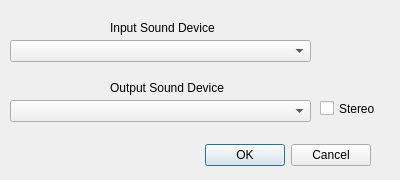
The window that unixforms/sounddlg.ui (rafael2k/CuteSDR) describes before a commit, drawn with Qt 5.
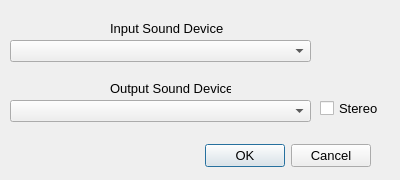
The same window after the commit.

```diff
--- a/unixforms/sounddlg.ui
+++ b/unixforms/sounddlg.ui
@@ -22,6 +22,11 @@
      <height>31</height>
     </rect>
    </property>
+   <property name="font">
+    <font>
+     <pointsize>10</pointsize>
+    </font>
+   </property>
    <property name="orientation">
     <enum>Qt::Horizontal</enum>
    </property>
@@ -58,6 +63,11 @@
      <height>16</height>
     </rect>
    </property>
+   <property name="font">
+    <font>
+     <pointsize>10</pointsize>
+    </font>
+   </property>
    <property name="text">
     <string>Input Sound Device</string>
    </property>
@@ -71,6 +81,11 @@
      <height>16</height>
     </rect>
    </property>
+   <property name="font">
+    <font>
+     <pointsize>10</pointsize>
+    </font>
+   </property>
    <property name="text">
     <string>Output Sound Device</string>
    </property>
@@ -84,6 +99,11 @@
      <height>17</height>
     </rect>
    </property>
+   <property name="font">
+    <font>
+     <pointsize>10</pointsize>
+    </font>
+   </property>
    <property name="text">
     <string>Stereo</string>
    </property>
```
Left out of the diff: 10 changed lines with no effect on the pictures.
